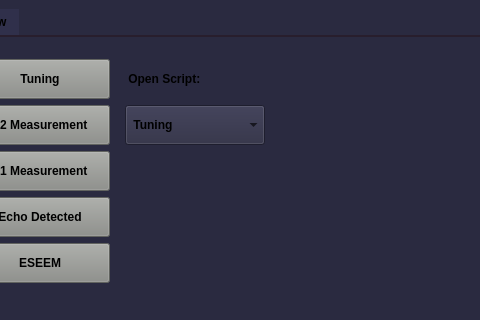
Before: the Qt Designer form atomize/main/gui/main_window.ui in Anatoly1010/Atomize_NIOCH, drawn with Qt 5; both pictures show x 229 to 709 and y 0 to 320 of the 973 by 625 pixel window.
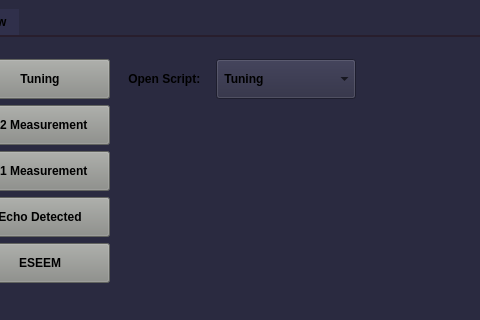
After: the same form once the commit is applied. The open tabs and pages were chosen to show the change. Custom widgets are drawn as their Qt base class.

Diff of the .ui file:
```diff
--- a/atomize/main/gui/main_window.ui
+++ b/atomize/main/gui/main_window.ui
@@ -40,7 +40,7 @@
   </property>
   <widget class="QWidget" name="centralwidget">
    <layout class="QGridLayout" name="gridLayout">
-    <item row="0" column="1">
+    <item row="0" column="0">
      <widget class="QTabWidget" name="tabwidget">
       <property name="font">
        <font>
@@ -830,7 +830,7 @@
             </property>
            </widget>
           </item>
-          <item row="3" column="2">
+          <item row="2" column="3">
            <widget class="QComboBox" name="script_chooser">
             <property name="minimumSize">
              <size>
```
Left out of the diff: 296 changed lines with no effect on the pictures.
